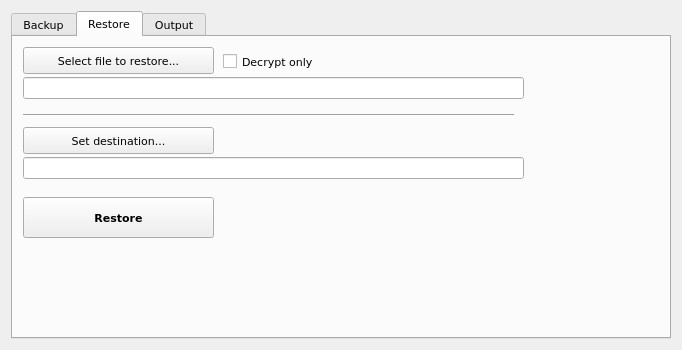
The window that tar-backup/tar_backup.ui (marazmista/tar-backup) describes before a commit, drawn with Qt 5.
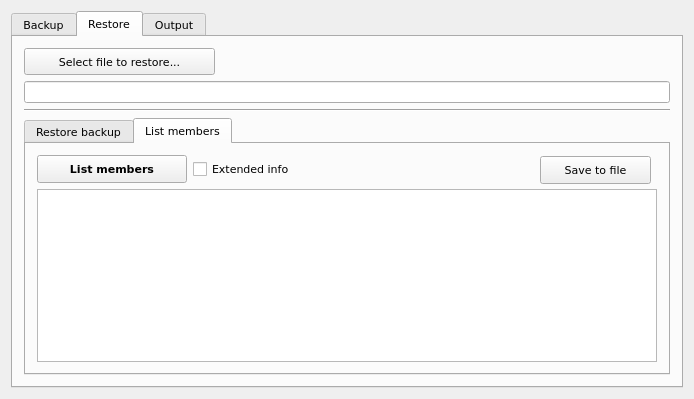
The same window after the commit. The open tabs and pages were chosen to show the change.

Commit message: add list members in archive, some interface improvements, tar commands adjusted, other bugfix

The edit to the form file:
```diff
--- a/tar-backup/tar_backup.ui
+++ b/tar-backup/tar_backup.ui
@@ -6,8 +6,8 @@
    <rect>
     <x>0</x>
     <y>0</y>
-    <width>682</width>
-    <height>350</height>
+    <width>694</width>
+    <height>399</height>
    </rect>
   </property>
   <property name="windowTitle">
@@ -156,28 +156,28 @@
        <attribute name="title">
         <string>Restore</string>
        </attribute>
+       <layout class="QGridLayout" name="gridLayout_5">
+        <item row="0" column="0">
        <widget class="QPushButton" name="btn_selectFileRestore">
-        <property name="geometry">
-         <rect>
-          <x>10</x>
-          <y>10</y>
+          <property name="minimumSize">
+           <size>
           <width>191</width>
           <height>27</height>
-         </rect>
+           </size>
+          </property>
+          <property name="maximumSize">
+           <size>
+            <width>170</width>
+            <height>16777215</height>
+           </size>
         </property>
         <property name="text">
          <string>Select file to restore...</string>
         </property>
        </widget>
+        </item>
+        <item row="1" column="0">
        <widget class="QLineEdit" name="t_restoreFile">
-        <property name="geometry">
-         <rect>
-          <x>10</x>
-          <y>40</y>
-          <width>501</width>
-          <height>22</height>
-         </rect>
-        </property>
         <property name="font">
          <font>
           <pointsize>8</pointsize>
@@ -187,85 +187,197 @@
          <string/>
         </property>
        </widget>
+        </item>
+        <item row="2" column="0">
+         <widget class="Line" name="line">
+          <property name="orientation">
+           <enum>Qt::Horizontal</enum>
+          </property>
+         </widget>
+        </item>
+        <item row="3" column="0">
+         <widget class="QTabWidget" name="tabWidget_2">
+          <property name="enabled">
+           <bool>true</bool>
+          </property>
+          <property name="sizePolicy">
+           <sizepolicy hsizetype="Expanding" vsizetype="Expanding">
+            <horstretch>0</horstretch>
+            <verstretch>0</verstretch>
+           </sizepolicy>
+          </property>
+          <property name="currentIndex">
+           <number>0</number>
+          </property>
+          <widget class="QWidget" name="tab">
+           <attribute name="title">
+            <string>Restore backup</string>
+           </attribute>
+           <layout class="QFormLayout" name="formLayout">
+            <property name="fieldGrowthPolicy">
+             <enum>QFormLayout::AllNonFixedFieldsGrow</enum>
+            </property>
+            <item row="1" column="0">
        <widget class="QPushButton" name="btn_setDestRestore">
-        <property name="geometry">
-         <rect>
-          <x>10</x>
-          <y>90</y>
+              <property name="minimumSize">
+               <size>
           <width>191</width>
           <height>27</height>
-         </rect>
+               </size>
         </property>
         <property name="text">
          <string>Set destination...</string>
         </property>
        </widget>
-       <widget class="QLineEdit" name="t_destRestore">
-        <property name="geometry">
-         <rect>
-          <x>10</x>
-          <y>120</y>
-          <width>501</width>
-          <height>22</height>
-         </rect>
-        </property>
-        <property name="font">
-         <font>
-          <pointsize>8</pointsize>
-         </font>
-        </property>
-        <property name="text">
-         <string/>
-        </property>
-       </widget>
-       <widget class="QPushButton" name="btn_runRestore">
-        <property name="geometry">
-         <rect>
-          <x>10</x>
-          <y>160</y>
-          <width>191</width>
-          <height>41</height>
-         </rect>
-        </property>
-        <property name="font">
-         <font>
-          <weight>75</weight>
-          <bold>true</bold>
-         </font>
-        </property>
-        <property name="text">
-         <string>Restore</string>
-        </property>
-       </widget>
-       <widget class="Line" name="line">
-        <property name="geometry">
-         <rect>
-          <x>10</x>
-          <y>70</y>
-          <width>491</width>
-          <height>16</height>
-         </rect>
-        </property>
-        <property name="orientation">
-         <enum>Qt::Horizontal</enum>
-        </property>
-       </widget>
+            </item>
+            <item row="1" column="1">
        <widget class="QCheckBox" name="cb_decryptOnly">
         <property name="enabled">
          <bool>true</bool>
         </property>
-        <property name="geometry">
-         <rect>
-          <x>210</x>
-          <y>14</y>
-          <width>111</width>
-          <height>21</height>
-         </rect>
+              <property name="sizePolicy">
+               <sizepolicy hsizetype="Minimum" vsizetype="Expanding">
+                <horstretch>0</horstretch>
+                <verstretch>0</verstretch>
+               </sizepolicy>
         </property>
         <property name="text">
          <string>Decrypt only</string>
         </property>
        </widget>
+            </item>
+            <item row="3" column="0" colspan="2">
+             <widget class="QLineEdit" name="t_destRestore">
+              <property name="font">
+               <font>
+                <pointsize>8</pointsize>
+               </font>
+              </property>
+              <property name="text">
+               <string/>
+              </property>
+             </widget>
+            </item>
+            <item row="4" column="0">
+             <spacer name="verticalSpacer_3">
+              <property name="orientation">
+               <enum>Qt::Vertical</enum>
+              </property>
+              <property name="sizeHint" stdset="0">
+               <size>
+                <width>20</width>
+                <height>20</height>
+               </size>
+              </property>
+             </spacer>
+            </item>
+            <item row="5" column="0">
+             <widget class="QPushButton" name="btn_runRestore">
+              <property name="minimumSize">
+               <size>
+                <width>191</width>
+                <height>41</height>
+               </size>
+              </property>
+              <property name="maximumSize">
+               <size>
+                <width>191</width>
+                <height>41</height>
+               </size>
+              </property>
+              <property name="font">
+               <font>
+                <weight>75</weight>
+                <bold>true</bold>
+               </font>
+              </property>
+              <property name="text">
+               <string>Restore</string>
+              </property>
+             </widget>
+            </item>
+           </layout>
+          </widget>
+          <widget class="QWidget" name="tab_2">
+           <attribute name="title">
+            <string>List members</string>
+           </attribute>
+           <layout class="QGridLayout" name="gridLayout_6">
+            <item row="1" column="0" colspan="5">
+             <widget class="QPlainTextEdit" name="tarMembersT">
+              <property name="font">
+               <font>
+                <family>DejaVu Sans Mono</family>
+               </font>
+              </property>
+              <property name="readOnly">
+               <bool>true</bool>
+              </property>
+             </widget>
+            </item>
+            <item row="0" column="2">
+             <spacer name="horizontalSpacer">
+              <property name="orientation">
+               <enum>Qt::Horizontal</enum>
+              </property>
+              <property name="sizeHint" stdset="0">
+               <size>
+                <width>40</width>
+                <height>20</height>
+               </size>
+              </property>
+             </spacer>
+            </item>
+            <item row="0" column="0">
+             <widget class="QPushButton" name="btn_listMembers">
+              <property name="minimumSize">
+               <size>
+                <width>150</width>
+                <height>28</height>
+               </size>
+              </property>
+              <property name="font">
+               <font>
+                <weight>75</weight>
+                <bold>true</bold>
+               </font>
+              </property>
+              <property name="text">
+               <string>List members</string>
+              </property>
+             </widget>
+            </item>
+            <item row="0" column="3">
+             <widget class="QPushButton" name="btn_saveMembersToFile">
+              <property name="minimumSize">
+               <size>
+                <width>111</width>
+                <height>28</height>
+               </size>
+              </property>
+              <property name="maximumSize">
+               <size>
+                <width>111</width>
+                <height>25</height>
+               </size>
+              </property>
+              <property name="text">
+               <string>Save to file</string>
+              </property>
+             </widget>
+            </item>
+            <item row="0" column="1">
+             <widget class="QCheckBox" name="cb_listExtendedInfo">
+              <property name="text">
+               <string>Extended info</string>
+              </property>
+             </widget>
+            </item>
+           </layout>
+          </widget>
+         </widget>
+        </item>
+       </layout>
       </widget>
       <widget class="QWidget" name="outputTab">
        <attribute name="title">
```
Lines whose indentation alone changed are shown as unchanged. The commit also changes 11 other files.
